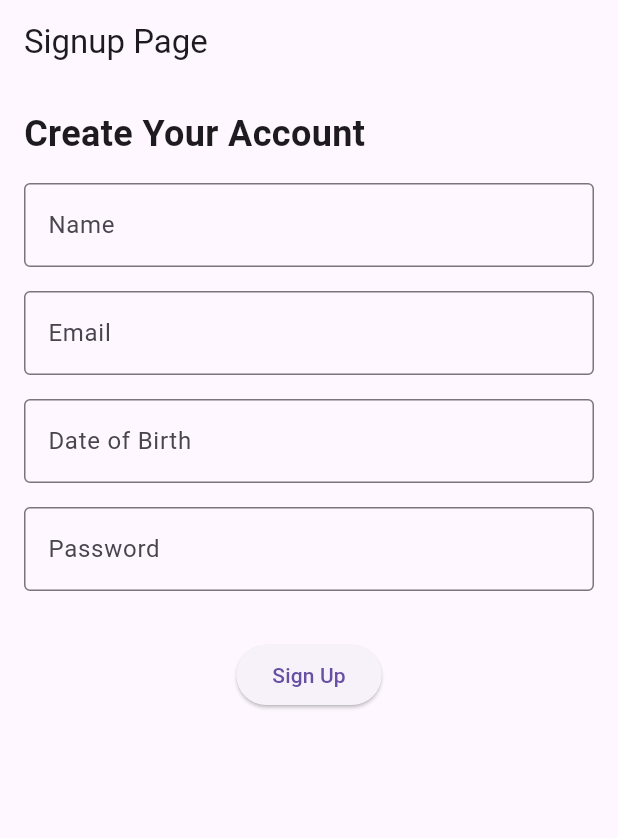
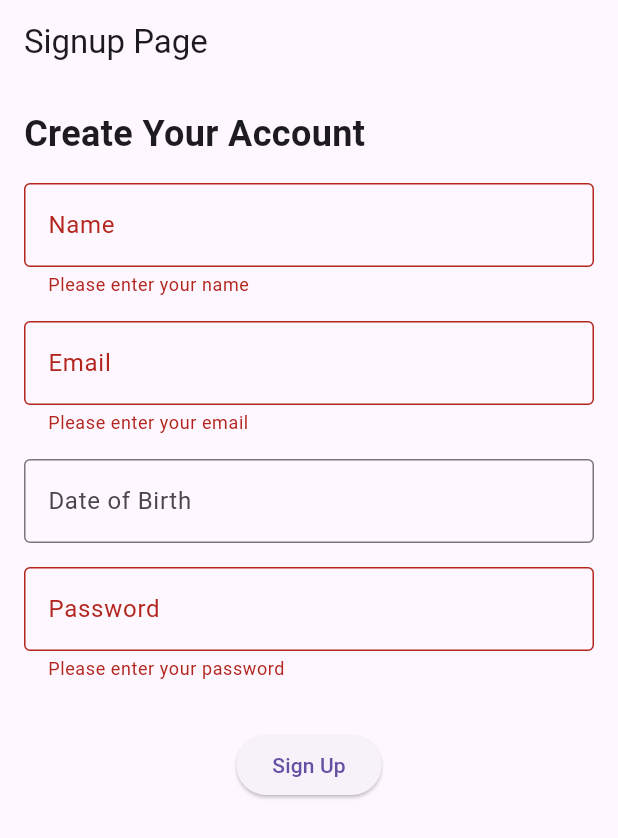
Before and after one commit to Gregory-Vaughan/ica10, a Flutter app: the screen it shows after launch, after a tap on "Sign Up", on a phone screen of 412 x 824 dp. Shown: the top 838 px of the screen. Run offline on Flutter 3.47's test engine with Material 3 defaults, Android fonts, the phone set to English and light mode, and no system bars.

Commit message:
3rd commit, added Validation rules and a Submit button.

```diff
--- a/ica10/lib/main.dart
+++ b/ica10/lib/main.dart
@@ -39,11 +39,14 @@ class SignupForm extends StatefulWidget {
 }
 
 class _SignupFormState extends State<SignupForm> {
+  final _formKey = GlobalKey<FormState>();
+
   @override
   Widget build(BuildContext context) {
     return Padding(
       padding: const EdgeInsets.all(16.0),
       child: Form(
+        key: _formKey,
         child: Column(
           crossAxisAlignment: CrossAxisAlignment.start,
           children: [
@@ -52,48 +55,84 @@ class _SignupFormState extends State<SignupForm> {
               style: TextStyle(fontSize: 24, fontWeight: FontWeight.bold),
             ),
             const SizedBox(height: 16),
+            // Name Field
             TextFormField(
               decoration: const InputDecoration(
                 labelText: 'Name',
                 border: OutlineInputBorder(),
               ),
+              validator: (value) {
+                if (value == null || value.isEmpty) {
+                  return 'Please enter your name';
+                }
+                return null;
+              },
             ),
             const SizedBox(height: 16),
+            // Email Field
             TextFormField(
               decoration: const InputDecoration(
                 labelText: 'Email',
                 border: OutlineInputBorder(),
               ),
+              validator: (value) {
+                if (value == null || value.isEmpty) {
+                  return 'Please enter your email';
+                } else if (!RegExp(r'^[^@]+@[^@]+\.[^@]+').hasMatch(value)) {
+                  return 'Please enter a valid email address';
+                }
+                return null;
+              },
             ),
             const SizedBox(height: 16),
+            // Date of Birth Field
             TextFormField(
               decoration: const InputDecoration(
                 labelText: 'Date of Birth',
                 border: OutlineInputBorder(),
               ),
-              onTap: () {
+              onTap: () async {
                 FocusScope.of(context).requestFocus(FocusNode());
-                showDatePicker(
+                DateTime? date = await showDatePicker(
                   context: context,
                   initialDate: DateTime.now(),
                   firstDate: DateTime(1900),
                   lastDate: DateTime.now(),
                 );
+                if (date != null) {
+
+                }
               },
             ),
             const SizedBox(height: 16),
+
             TextFormField(
               obscureText: true,
               decoration: const InputDecoration(
                 labelText: 'Password',
                 border: OutlineInputBorder(),
               ),
+              validator: (value) {
+                if (value == null || value.isEmpty) {
+                  return 'Please enter your password';
+                } else if (value.length < 8) {
+                  return 'Password must be at least 8 characters long';
+                }
+                return null;
+              },
             ),
             const SizedBox(height: 32),
+
             Center(
               child: ElevatedButton(
                 onPressed: () {
 
+                  if (_formKey.currentState!.validate()) {
+                    ScaffoldMessenger.of(context).showSnackBar(
+                      const SnackBar(content: Text('Signup Successful')),
+                    );
+
+                  }
                 },
                 child: const Text('Sign Up'),
               ),
```
